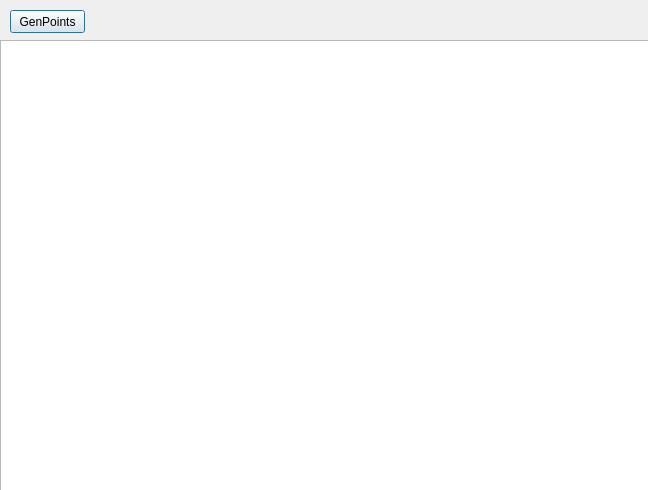
This is graphics.ui in libriIPcko/QT_test as Qt 5 draws it before an edit. The edited form follows.
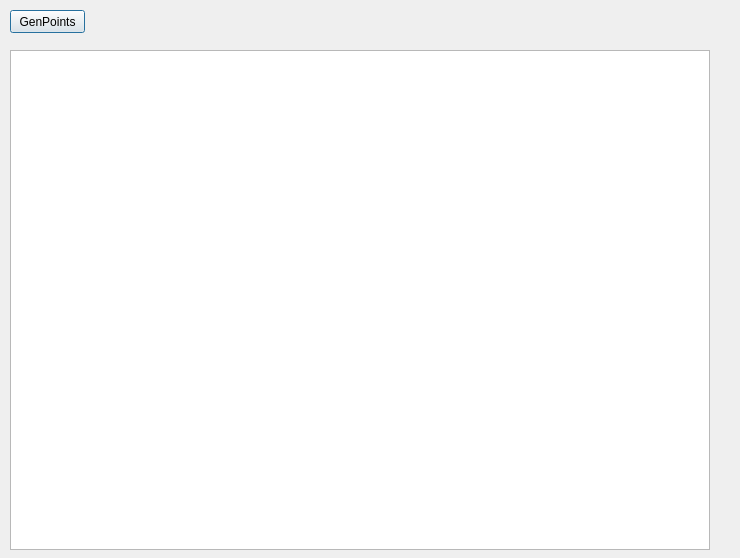
This is the edited form.

```diff
--- a/graphics.ui
+++ b/graphics.ui
@@ -6,8 +6,8 @@
    <rect>
     <x>0</x>
     <y>0</y>
-    <width>648</width>
-    <height>490</height>
+    <width>740</width>
+    <height>558</height>
    </rect>
   </property>
   <property name="windowTitle">
@@ -16,12 +16,47 @@
   <widget class="QGraphicsView" name="graphicsView">
    <property name="geometry">
     <rect>
-     <x>0</x>
-     <y>40</y>
-     <width>651</width>
-     <height>451</height>
+     <x>10</x>
+     <y>50</y>
+     <width>700</width>
+     <height>500</height>
     </rect>
    </property>
+   <property name="sizePolicy">
+    <sizepolicy hsizetype="Expanding" vsizetype="Expanding">
+     <horstretch>0</horstretch>
+     <verstretch>0</verstretch>
+    </sizepolicy>
+   </property>
+   <property name="frameShape">
+    <enum>QFrame::StyledPanel</enum>
+   </property>
+   <property name="frameShadow">
+    <enum>QFrame::Raised</enum>
+   </property>
+   <property name="lineWidth">
+    <number>1</number>
+   </property>
+   <property name="midLineWidth">
+    <number>0</number>
+   </property>
+   <property name="sceneRect">
+    <rectf>
+     <x>0.000000000000000</x>
+     <y>0.000000000000000</y>
+     <width>0.000000000000000</width>
+     <height>0.000000000000000</height>
+    </rectf>
+   </property>
+   <property name="dragMode">
+    <enum>QGraphicsView::NoDrag</enum>
+   </property>
+   <property name="resizeAnchor">
+    <enum>QGraphicsView::AnchorViewCenter</enum>
+   </property>
+   <property name="viewportUpdateMode">
+    <enum>QGraphicsView::FullViewportUpdate</enum>
+   </property>
   </widget>
   <widget class="QPushButton" name="pushButton">
    <property name="geometry">
```
